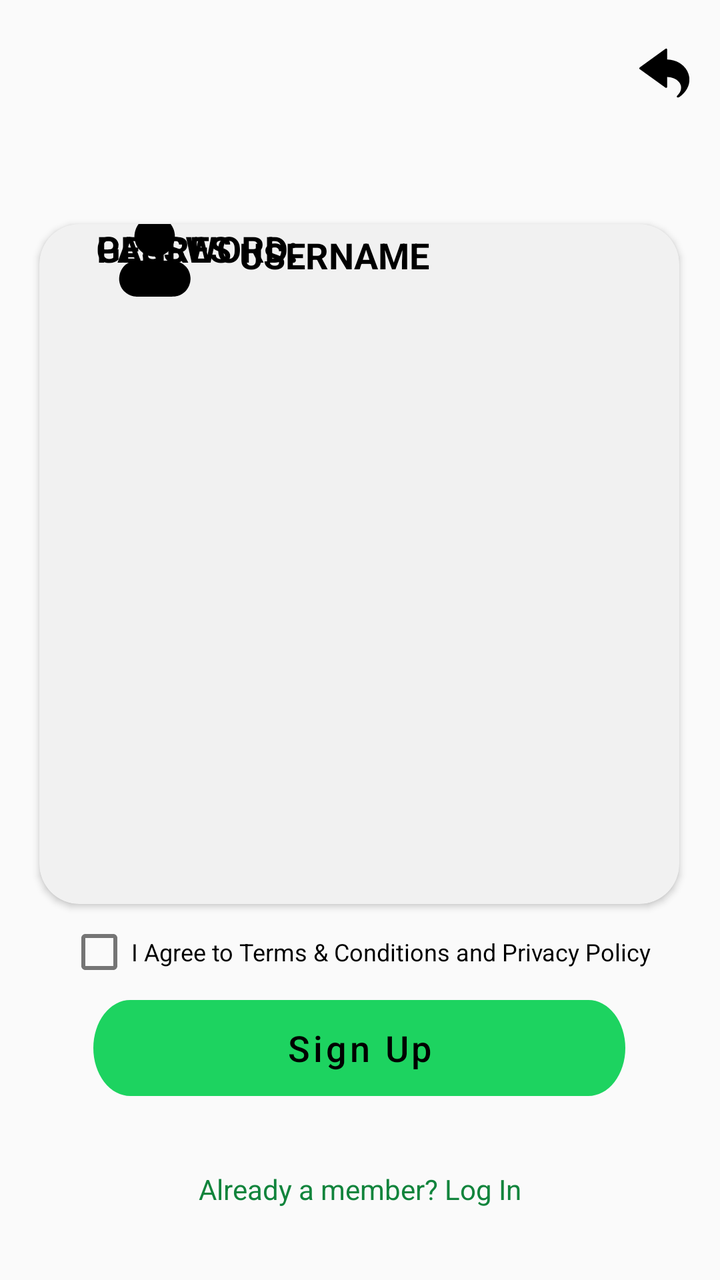
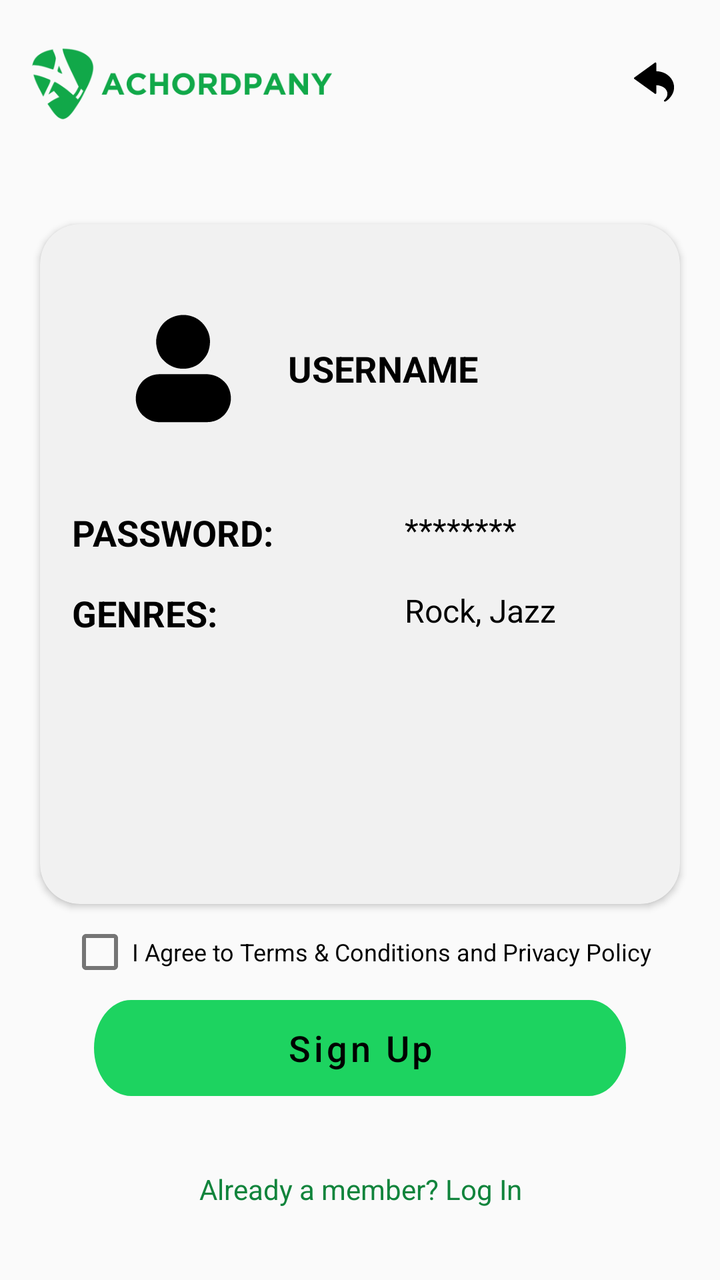

An Android layout rendered at two revisions. The XML below is the earlier revision; the diff shows what the commit changed to produce the second picture.
<!-- AndroidManifest.xml: application theme Theme.Achordpany -->
<!-- res/layout/fragment_signup_step4.xml -->
<?xml version="1.0" encoding="utf-8"?>
<androidx.constraintlayout.widget.ConstraintLayout xmlns:android="http://schemas.android.com/apk/res/android"
    xmlns:app="http://schemas.android.com/apk/res-auto"
    xmlns:tools="http://schemas.android.com/tools"
    android:layout_width="match_parent"
    android:layout_height="match_parent"
    android:background="@color/background_light"
    tools:context="com.example.achordpany.MainActivity">

    
    <ImageView
        android:id="@+id/imageView"
        android:layout_width="28dp"
        android:layout_height="25dp"
        android:layout_marginTop="24dp"
        android:contentDescription="@string/image_description"
        app:layout_constraintEnd_toEndOf="parent"
        app:layout_constraintHorizontal_bias="0.958"
        app:layout_constraintStart_toStartOf="parent"
        app:layout_constraintTop_toTopOf="parent"
        app:srcCompat="@drawable/ic_return_black_24dp" />

    
    <ImageView
        android:id="@+id/logoImageView"
        android:layout_width="150dp"
        android:layout_height="70dp"
        android:layout_marginStart="16dp"
        android:layout_marginBottom="520dp"
        android:contentDescription="Logo"
        app:layout_constraintBottom_toTopOf="@id/buttonContinue"
        app:layout_constraintStart_toStartOf="parent"
        app:srcCompat="@drawable/logo_light"
        tools:ignore="HardcodedText" />

    
    <TextView
        android:id="@+id/heading1"
        android:layout_width="wrap_content"
        android:layout_height="wrap_content"
        android:layout_marginTop="108dp"
        android:text="PREVIEW"
        android:textColor="@android:color/black"
        android:textSize="30sp"
        android:textStyle="bold"
        app:layout_constraintEnd_toEndOf="parent"
        app:layout_constraintStart_toStartOf="parent"
        app:layout_constraintTop_toTopOf="parent"
        tools:ignore="HardcodedText" />

    <TextView
        android:id="@+id/heading2"
        android:layout_width="wrap_content"
        android:layout_height="wrap_content"
        android:text="Profile preview"
        android:textColor="@android:color/black"
        android:textSize="15sp"
        app:layout_constraintEnd_toEndOf="parent"
        app:layout_constraintStart_toStartOf="parent"
        app:layout_constraintTop_toBottomOf="@id/heading1"
        android:layout_marginTop="5dp"
        tools:ignore="HardcodedText" />

    
    <androidx.cardview.widget.CardView
        android:layout_width="320dp"
        android:layout_height="340dp"
        android:layout_marginBottom="188dp"
        app:cardBackgroundColor="#f1f1f1"
        app:cardCornerRadius="20dp"
        app:layout_constraintBottom_toBottomOf="parent"
        app:layout_constraintEnd_toEndOf="parent"
        app:layout_constraintHorizontal_bias="0.494"
        app:layout_constraintStart_toStartOf="parent">

        <androidx.constraintlayout.widget.ConstraintLayout
            android:layout_width="match_parent"
            android:layout_height="match_parent">

            

            

            <ImageView
                android:id="@+id/profileImage"
                android:layout_width="60dp"
                android:layout_height="60dp"
                android:layout_marginStart="28dp"
                android:layout_marginTop="16dp"
                android:contentDescription="Profile Image"
                android:scaleType="centerCrop"
                app:layout_constraintBottom_toTopOf="@+id/name"
                app:layout_constraintStart_toStartOf="parent"
                app:layout_constraintTop_toTopOf="parent"
                app:layout_constraintVertical_bias="0.4"
                app:srcCompat="@drawable/ic_profile_black_24dp"
                tools:ignore="HardcodedText" />

            <TextView
                android:id="@+id/profileName"
                android:layout_width="wrap_content"
                android:layout_height="wrap_content"
                android:layout_marginStart="12dp"
                android:text="USERNAME"
                android:textSize="18sp"
                android:textStyle="bold"
                android:textColor="@color/black"
                app:layout_constraintStart_toEndOf="@id/profileImage"
                app:layout_constraintTop_toTopOf="@id/profileImage"
                app:layout_constraintBottom_toBottomOf="@id/profileImage"
                tools:ignore="HardcodedText" />

            <TextView
                android:id="@+id/name"
                android:layout_width="wrap_content"
                android:layout_height="wrap_content"
                android:layout_marginEnd="191dp"
                android:gravity="center"
                android:text="PASSWORD:"
                android:textAlignment="center"
                android:textColor="@color/black"
                android:textSize="18sp"
                android:textStyle="bold"
                app:layout_constraintBaseline_toTopOf="parent"
                app:layout_constraintEnd_toEndOf="parent"
                tools:ignore="HardcodedText"
                tools:layout_editor_absoluteY="121dp" />

            <TextView
                android:id="@+id/email"
                android:layout_width="wrap_content"
                android:layout_height="wrap_content"
                android:layout_marginEnd="224dp"
                android:gravity="center"
                android:text="GENRES"
                android:textAlignment="center"
                android:textColor="@color/black"
                android:textSize="18sp"
                android:textStyle="bold"
                app:layout_constraintBaseline_toTopOf="parent"
                app:layout_constraintEnd_toEndOf="parent"
                tools:ignore="HardcodedText"
                tools:layout_editor_absoluteY="158dp" />

        </androidx.constraintlayout.widget.ConstraintLayout>

    </androidx.cardview.widget.CardView>


    
    <CheckBox
        android:id="@+id/checkBox"
        android:layout_width="wrap_content"
        android:layout_height="wrap_content"
        android:text="I Agree to Terms &amp; Conditions and Privacy Policy"
        android:textSize="12sp"
        app:layout_constraintBottom_toTopOf="@id/buttonContinue"
        app:layout_constraintEnd_toEndOf="parent"
        app:layout_constraintHorizontal_bias="0.497"
        app:layout_constraintStart_toStartOf="parent"
        tools:ignore="HardcodedText" />

    
    <TextView
        android:id="@+id/textNoAccount"
        android:layout_width="200dp"
        android:layout_height="wrap_content"
        android:layout_marginBottom="36dp"
        android:text="Already a member? Log In"
        android:textColor="#FF11843C"
        android:textSize="14sp"
        android:gravity="center"
        android:textAlignment="center"
        app:layout_constraintBottom_toBottomOf="parent"
        app:layout_constraintEnd_toEndOf="parent"
        app:layout_constraintHorizontal_bias="0.497"
        app:layout_constraintStart_toStartOf="parent"
        tools:ignore="HardcodedText,TextSizeCheck" />

    
    <Button
        android:id="@+id/buttonContinue"
        style="@style/RoundedButtonStyle"
        android:layout_marginBottom="92dp"
        android:text="Sign Up"
        android:textAllCaps="false"
        android:textColor="@color/black"
        android:textSize="18sp"
        app:layout_constraintBottom_toBottomOf="parent"
        app:layout_constraintEnd_toEndOf="parent"
        app:layout_constraintHorizontal_bias="0.496"
        app:layout_constraintStart_toStartOf="parent"
        tools:ignore="HardcodedText" />
</androidx.constraintlayout.widget.ConstraintLayout>
<!-- resources referenced by this layout -->
<resources>
  <color name="background_light">#FFFAFAFA</color>
  <color name="black">#FF000000</color>
  <!-- drawable ic_profile_black_24dp: vector/xml drawable (drawable, 2397 chars, omitted) -->
  <!-- drawable ic_return_black_24dp: vector/xml drawable (drawable, 4053 chars, omitted) -->
  <!-- drawable logo_light: png bitmap (drawable, 13407 bytes) -->
  <string name="image_description">Return</string>
  <style name="RoundedButtonStyle">
          <item name="android:background">@drawable/btn_login_light</item>
          <item name="android:textColor">#FFFFFF</item> 
          <item name="android:textSize">16sp</item> 
          <item name="android:layout_width">wrap_content</item>
          <item name="android:layout_height">wrap_content</item>
      </style>
  <style name="Theme.Achordpany" parent="Theme.MaterialComponents.DayNight.NoActionBar">
          
          <item name="android:windowBackground">@color/background_light</item>
          
          <item name="colorPrimary">@color/light_green</item>
          <item name="colorPrimaryVariant">@color/light_green_700</item>
          <item name="colorOnPrimary">@color/text_dark</item>
          
          <item name="colorSecondary">@color/dark_green_200</item>
          <item name="colorSecondaryVariant">@color/dark_green_700</item>
          <item name="colorOnSecondary">@color/text_dark</item>
          
          <item name="android:statusBarColor">?attr/colorPrimaryVariant</item>
          
          <item name="bottomNavigationStyle">@style/Widget.BottomNavigationView</item>
  
      </style>
  <!-- drawable btn_login_light (drawable) -->
  <vector xmlns:android="http://schemas.android.com/apk/res/android"
      android:width="266dp"
      android:height="37dp"
      android:viewportWidth="266"
      android:viewportHeight="37">
    <path
        android:pathData="M18.5,0L247.5,0A18.5,18.5 0,0 1,266 18.5L266,18.5A18.5,18.5 0,0 1,247.5 37L18.5,37A18.5,18.5 0,0 1,0 18.5L0,18.5A18.5,18.5 0,0 1,18.5 0z"
        android:fillColor="#00DB4D"/>
  </vector>
  <color name="light_green">#FF1DD360</color>
  <color name="light_green_700">#FF11843C</color>
  <color name="text_dark">#FF121212</color>
  <color name="dark_green_200">#FFAEFFCB</color>
  <color name="dark_green_700">#FF009635</color>
  <style name="Widget.BottomNavigationView" parent="Widget.MaterialComponents.BottomNavigationView">
          <item name="itemIconTint">@color/bottom_nav_color</item>
          <item name="itemTextColor">@color/bottom_nav_color</item>
      </style>
</resources>

<!-- the commit's change to res/layout/fragment_signup_step4.xml (unified diff, before → after) -->
@@ -8,30 +8,38 @@
     tools:context="com.example.achordpany.MainActivity">
 
     
-    <ImageView
-        android:id="@+id/imageView"
-        android:layout_width="28dp"
-        android:layout_height="25dp"
-        android:layout_marginTop="24dp"
-        android:contentDescription="@string/image_description"
-        app:layout_constraintEnd_toEndOf="parent"
-        app:layout_constraintHorizontal_bias="0.958"
-        app:layout_constraintStart_toStartOf="parent"
-        app:layout_constraintTop_toTopOf="parent"
-        app:srcCompat="@drawable/ic_return_black_24dp" />
-
-    
-    <ImageView
-        android:id="@+id/logoImageView"
-        android:layout_width="150dp"
-        android:layout_height="70dp"
-        android:layout_marginStart="16dp"
-        android:layout_marginBottom="520dp"
-        android:contentDescription="Logo"
-        app:layout_constraintBottom_toTopOf="@id/buttonContinue"
-        app:layout_constraintStart_toStartOf="parent"
-        app:srcCompat="@drawable/logo_light"
-        tools:ignore="HardcodedText" />
+    <RelativeLayout
+        android:id="@+id/headerLayout"
+        android:layout_width="match_parent"
+        android:layout_height="wrap_content"
+        android:padding="6dp"
+        app:layout_constraintTop_toTopOf="parent">
+
+        
+        <ImageView
+            android:id="@+id/logoImageView"
+            android:layout_width="150dp"
+            android:layout_height="70dp"
+            android:layout_marginStart="10dp"
+            android:contentDescription="Logo"
+            android:src="@drawable/logo_light"
+            android:layout_centerVertical="true"
+            tools:ignore="HardcodedText" />
+
+        
+        <ImageButton
+            android:id="@+id/btnBack"
+            android:layout_width="36dp"
+            android:layout_height="36dp"
+            android:layout_marginEnd="9dp"
+            android:layout_alignParentEnd="true"
+            android:layout_centerVertical="true"
+            android:background="?attr/selectableItemBackgroundBorderless"
+            android:contentDescription="@string/back"
+            android:scaleType="centerInside"
+            android:padding="8dp"
+            android:src="@drawable/ic_return_black_36dp"/>
+    </RelativeLayout>
 
     
     <TextView
@@ -70,32 +78,28 @@
         app:cardCornerRadius="20dp"
         app:layout_constraintBottom_toBottomOf="parent"
         app:layout_constraintEnd_toEndOf="parent"
-        app:layout_constraintHorizontal_bias="0.494"
         app:layout_constraintStart_toStartOf="parent">
 
         <androidx.constraintlayout.widget.ConstraintLayout
             android:layout_width="match_parent"
-            android:layout_height="match_parent">
-
-            
-
-            
-
+            android:layout_height="match_parent"
+            android:padding="16dp" >
+
+            
             <ImageView
                 android:id="@+id/profileImage"
-                android:layout_width="60dp"
-                android:layout_height="60dp"
-                android:layout_marginStart="28dp"
+                android:layout_width="80dp"
+                android:layout_height="80dp"
                 android:layout_marginTop="16dp"
+                android:layout_marginStart="16dp"
                 android:contentDescription="Profile Image"
                 android:scaleType="centerCrop"
-                app:layout_constraintBottom_toTopOf="@+id/name"
                 app:layout_constraintStart_toStartOf="parent"
                 app:layout_constraintTop_toTopOf="parent"
-                app:layout_constraintVertical_bias="0.4"
                 app:srcCompat="@drawable/ic_profile_black_24dp"
                 tools:ignore="HardcodedText" />
 
+            
             <TextView
                 android:id="@+id/profileName"
                 android:layout_width="wrap_content"
@@ -110,37 +114,58 @@
                 app:layout_constraintBottom_toBottomOf="@id/profileImage"
                 tools:ignore="HardcodedText" />
 
-            <TextView
-                android:id="@+id/name"
-                android:layout_width="wrap_content"
-                android:layout_height="wrap_content"
-                android:layout_marginEnd="191dp"
-                android:gravity="center"
+            
+            <TextView
+                android:id="@+id/passwordLabel"
+                android:layout_width="wrap_content"
+                android:layout_height="wrap_content"
+                android:layout_marginTop="30dp"
                 android:text="PASSWORD:"
-                android:textAlignment="center"
-                android:textColor="@color/black"
                 android:textSize="18sp"
                 android:textStyle="bold"
-                app:layout_constraintBaseline_toTopOf="parent"
+                android:textColor="@color/black"
+                app:layout_constraintStart_toStartOf="parent"
+                app:layout_constraintTop_toBottomOf="@id/profileImage"
+                tools:ignore="HardcodedText" />
+
+            
+            <TextView
+                android:id="@+id/passwordValue"
+                android:layout_width="wrap_content"
+                android:layout_height="wrap_content"
+                android:text="********"
+                android:textSize="16sp"
+                android:textColor="@color/black"
+                app:layout_constraintStart_toEndOf="@id/passwordLabel"
+                app:layout_constraintTop_toTopOf="@id/passwordLabel"
                 app:layout_constraintEnd_toEndOf="parent"
-                tools:ignore="HardcodedText"
-                tools:layout_editor_absoluteY="121dp" />
-
-            <TextView
-                android:id="@+id/email"
-                android:layout_width="wrap_content"
-                android:layout_height="wrap_content"
-                android:layout_marginEnd="224dp"
-                android:gravity="center"
-                android:text="GENRES"
-                android:textAlignment="center"
-                android:textColor="@color/black"
+                tools:ignore="HardcodedText" />
+
+            
+            <TextView
+                android:id="@+id/genresLabel"
+                android:layout_width="wrap_content"
+                android:layout_height="wrap_content"
+                android:layout_marginTop="16dp"
+                android:text="GENRES:"
                 android:textSize="18sp"
                 android:textStyle="bold"
-                app:layout_constraintBaseline_toTopOf="parent"
-                app:layout_constraintEnd_toEndOf="parent"
-                tools:ignore="HardcodedText"
-                tools:layout_editor_absoluteY="158dp" />
+                android:textColor="@color/black"
+                app:layout_constraintStart_toStartOf="parent"
+                app:layout_constraintTop_toBottomOf="@id/passwordLabel"
+                tools:ignore="HardcodedText" />
+
+            
+            <TextView
+                android:id="@+id/genresValue"
+                android:layout_width="wrap_content"
+                android:layout_height="wrap_content"
+                android:text="Rock, Jazz"
+                android:textSize="16sp"
+                android:textColor="@color/black"
+                app:layout_constraintStart_toStartOf="@id/passwordValue"
+                app:layout_constraintTop_toTopOf="@id/genresLabel"
+                tools:ignore="HardcodedText" />
 
         </androidx.constraintlayout.widget.ConstraintLayout>
 
@@ -154,16 +179,15 @@
         android:layout_height="wrap_content"
         android:text="I Agree to Terms &amp; Conditions and Privacy Policy"
         android:textSize="12sp"
-        app:layout_constraintBottom_toTopOf="@id/buttonContinue"
-        app:layout_constraintEnd_toEndOf="parent"
-        app:layout_constraintHorizontal_bias="0.497"
+        app:layout_constraintBottom_toTopOf="@id/btnSignupEnd"
+        app:layout_constraintEnd_toEndOf="parent"
         app:layout_constraintStart_toStartOf="parent"
         tools:ignore="HardcodedText" />
 
     
     <TextView
-        android:id="@+id/textNoAccount"
-        android:layout_width="200dp"
+        android:id="@+id/textHaveAccount"
+        android:layout_width="wrap_content"
         android:layout_height="wrap_content"
         android:layout_marginBottom="36dp"
         android:text="Already a member? Log In"
@@ -173,13 +197,12 @@
         android:textAlignment="center"
         app:layout_constraintBottom_toBottomOf="parent"
         app:layout_constraintEnd_toEndOf="parent"
-        app:layout_constraintHorizontal_bias="0.497"
         app:layout_constraintStart_toStartOf="parent"
         tools:ignore="HardcodedText,TextSizeCheck" />
 
     
     <Button
-        android:id="@+id/buttonContinue"
+        android:id="@+id/btnSignupEnd"
         style="@style/RoundedButtonStyle"
         android:layout_marginBottom="92dp"
         android:text="Sign Up"
@@ -188,7 +211,6 @@
         android:textSize="18sp"
         app:layout_constraintBottom_toBottomOf="parent"
         app:layout_constraintEnd_toEndOf="parent"
-        app:layout_constraintHorizontal_bias="0.496"
         app:layout_constraintStart_toStartOf="parent"
         tools:ignore="HardcodedText" />
 </androidx.constraintlayout.widget.ConstraintLayout>
<!-- resource entries referenced after the edit -->
@@ -3,9 +3,9 @@
   <color name="background_light">#FFFAFAFA</color>
   <color name="black">#FF000000</color>
   <!-- drawable ic_profile_black_24dp: vector/xml drawable (drawable, 2397 chars, omitted) -->
-  <!-- drawable ic_return_black_24dp: vector/xml drawable (drawable, 4053 chars, omitted) -->
+  <!-- drawable ic_return_black_36dp: vector/xml drawable (drawable, 4055 chars, omitted) -->
   <!-- drawable logo_light: png bitmap (drawable, 13407 bytes) -->
-  <string name="image_description">Return</string>
+  <string name="back">Back</string>
   <style name="RoundedButtonStyle">
           <item name="android:background">@drawable/btn_login_light</item>
           <item name="android:textColor">#FFFFFF</item> 
